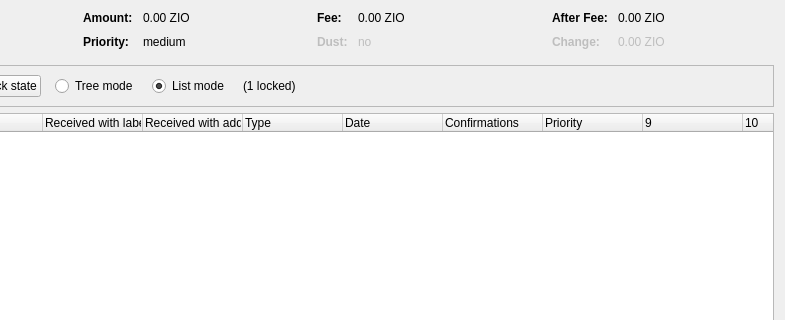
Old version of the form src/qt/forms/coincontroldialog.ui in the repository chaosmncoin/chaosCore; both pictures show x 169 to 954 and y 0 to 320 of the 954 by 500 pixel window.
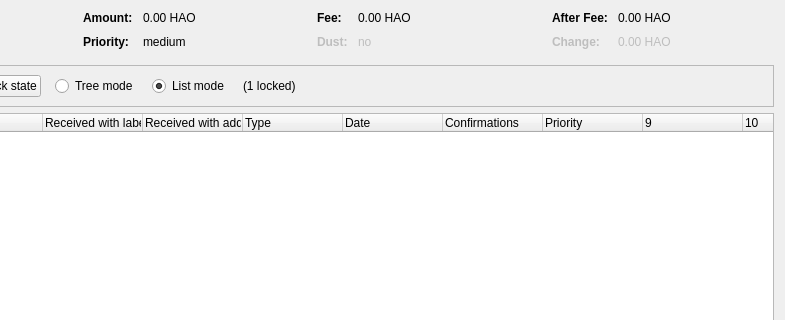
New version of the form. Custom widgets are drawn as their Qt base class.

```diff
--- a/src/qt/forms/coincontroldialog.ui
+++ b/src/qt/forms/coincontroldialog.ui
@@ -132,7 +132,7 @@
           <enum>Qt::ActionsContextMenu</enum>
          </property>
          <property name="text">
-          <string notr="true">0.00 ZIO</string>
+          <string notr="true">0.00 HAO</string>
          </property>
          <property name="textInteractionFlags">
           <set>Qt::LinksAccessibleByMouse|Qt::TextSelectableByKeyboard|Qt::TextSelectableByMouse</set>
@@ -206,7 +206,7 @@
           <enum>Qt::ActionsContextMenu</enum>
          </property>
          <property name="text">
-          <string notr="true">0.00 ZIO</string>
+          <string notr="true">0.00 HAO</string>
          </property>
          <property name="textInteractionFlags">
           <set>Qt::LinksAccessibleByMouse|Qt::TextSelectableByKeyboard|Qt::TextSelectableByMouse</set>
@@ -286,7 +286,7 @@
           <enum>Qt::ActionsContextMenu</enum>
          </property>
          <property name="text">
-          <string notr="true">0.00 ZIO</string>
+          <string notr="true">0.00 HAO</string>
          </property>
          <property name="textInteractionFlags">
           <set>Qt::LinksAccessibleByMouse|Qt::TextSelectableByKeyboard|Qt::TextSelectableByMouse</set>
@@ -321,7 +321,7 @@
           <enum>Qt::ActionsContextMenu</enum>
          </property>
          <property name="text">
-          <string notr="true">0.00 ZIO</string>
+          <string notr="true">0.00 HAO</string>
          </property>
          <property name="textInteractionFlags">
           <set>Qt::LinksAccessibleByMouse|Qt::TextSelectableByKeyboard|Qt::TextSelectableByMouse</set>
```
